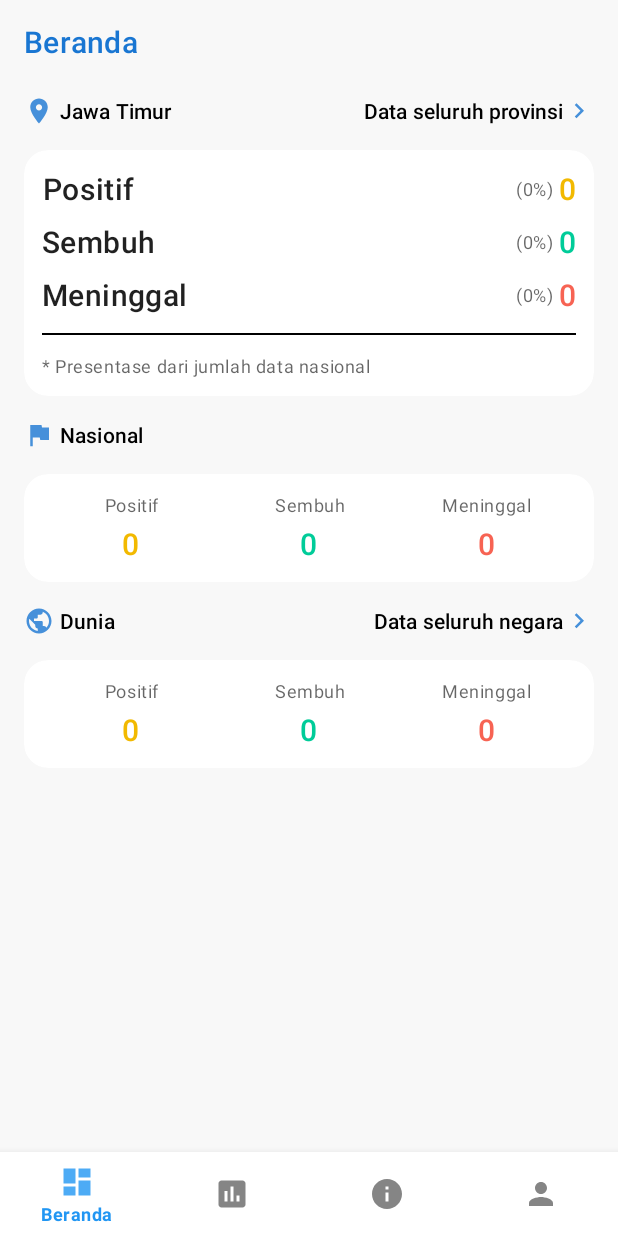
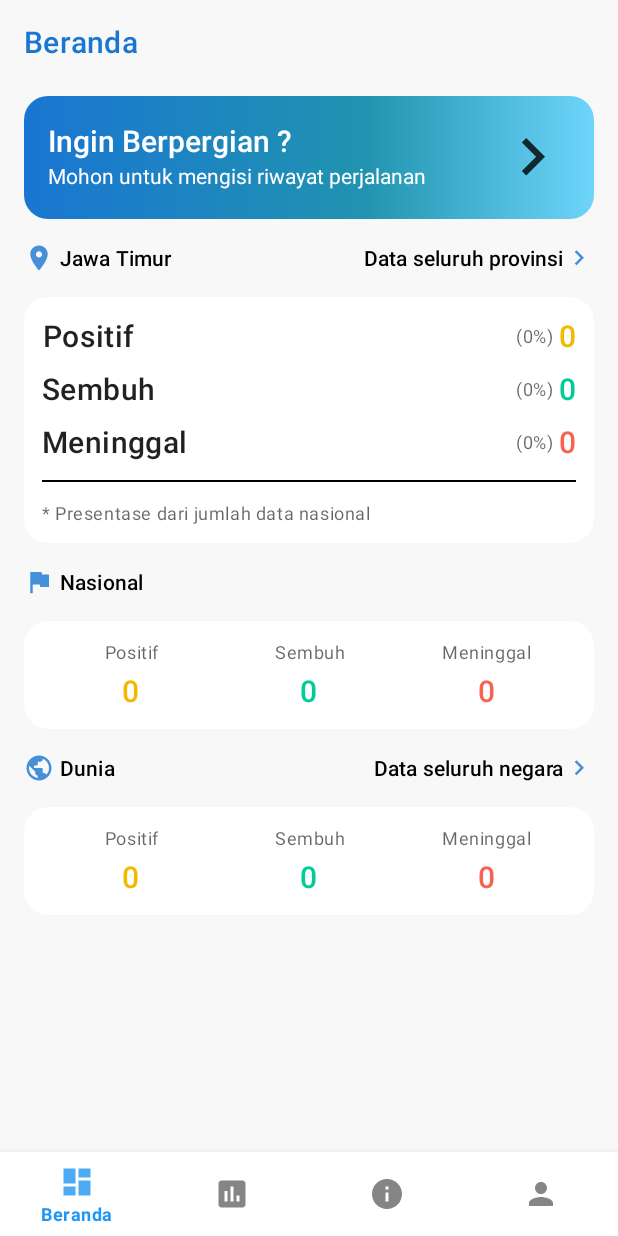
Before and after one commit to andisoer/SMK-Coding-Project_2, an Android app: the screen it shows after launch once a user with an empty profile is signed in (MainActivity), on a phone screen of 412 x 824 dp. Run offline under Robolectric (Android 15) with nearby library versions, the phone set to English and light mode, and no system bars; our stand-ins replace Firebase (no records; nobody signed in at launch, a user with empty details on screens opened directly), Room's generated code, Shimmer; libraries missing offline, so code that uses them is left out: com.facebook, com.facebook.login; 4 statements that could not run were skipped.

Commit message:
[+]add place history button @ dashboard, [#]replace textinputlayout with spinner, [#]set icon based on history category

```diff
--- a/app/src/main/java/com/soerjdev/smkcodingproject2/ui/fragment/DashboardFragment.kt
+++ b/app/src/main/java/com/soerjdev/smkcodingproject2/ui/fragment/DashboardFragment.kt
@@ -19,6 +19,7 @@ import com.soerjdev.smkcodingproject2.model.provdata.ProvData
 import com.soerjdev.smkcodingproject2.model.updatedata.UpdateData
 import com.soerjdev.smkcodingproject2.ui.AllCountryDataActivity
 import com.soerjdev.smkcodingproject2.ui.AllProvinceDataActivity
+import com.soerjdev.smkcodingproject2.ui.PlaceHistoryListActivity
 import com.soerjdev.smkcodingproject2.utils.ApiUtils
 import com.soerjdev.smkcodingproject2.viewmodel.GlobalSummaryViewModel
 import com.soerjdev.smkcodingproject2.viewmodel.IndoSummaryViewModel
@@ -80,6 +81,10 @@ class DashboardFragment : Fragment() {
 
         containerNameWorld.setOnClickListener {
             startActivity(Intent(context, AllCountryDataActivity::class.java))
+        }
+
+        containerPlaceHistoryDashboard.setOnClickListener {
+            startActivity(Intent(context, PlaceHistoryListActivity::class.java))
         }
 
         indoSummaryViewModel.indoSummaryData.observe(viewLifecycleOwner, androidx.lifecycle.Observer { indoSummary ->
@@ -250,7 +255,7 @@ class DashboardFragment : Fragment() {
                         globalRecovered = response.body()!!.recovered.value
                         globalDeath = response.body()!!.deaths.value
 
-                        globalSummaryData = GlobalSummary(response.body()!!.confirmed.value, response.body()!!.recovered.value, response.body()!!.deaths.value)
+                        globalSummaryData = GlobalSummary(response.body()!!.confirmed.value, response.body()!!.deaths.value, response.body()!!.recovered.value)
                         globalSummaryViewModel.insert(globalSummaryData)
 
                         containerDataDashboard.visibility = View.VISIBLE
--- a/app/src/main/java/com/soerjdev/smkcodingproject2/utils/ProgressDialogUtil.kt
+++ b/app/src/main/java/com/soerjdev/smkcodingproject2/utils/ProgressDialogUtil.kt
@@ -1,4 +1,3 @@
 package com.soerjdev.smkcodingproject2.utils
 
-import android.app.ProgressDialog
 import android.content.Context
--- a/app/src/main/res/drawable-anydpi/ic_action_local_grocery_store.xml
+++ b/app/src/main/res/drawable-anydpi/ic_action_local_grocery_store.xml
@@ -3,7 +3,7 @@
     android:height="24dp"
     android:viewportWidth="24"
     android:viewportHeight="24"
-    android:tint="#4560DF"
+    android:tint="#FFFFFF"
     android:alpha="0.8">
     <path
         android:fillColor="#FF000000"
--- a/app/src/main/res/drawable-anydpi/ic_action_work.xml
+++ b/app/src/main/res/drawable-anydpi/ic_action_work.xml
@@ -3,7 +3,7 @@
     android:height="24dp"
     android:viewportWidth="24"
     android:viewportHeight="24"
-    android:tint="#3185A4"
+    android:tint="#FFFFFF"
     android:alpha="0.8">
     <path
         android:fillColor="#FF000000"
--- /dev/null
+++ b/app/src/main/res/drawable/bg_gradient_blue.xml
@@ -0,0 +1,12 @@
+<?xml version="1.0" encoding="utf-8"?>
+<shape xmlns:android="http://schemas.android.com/apk/res/android"
+    android:shape="rectangle">
+
+    <gradient
+        android:startColor="@color/colorPrimaryDark"
+        android:endColor="@color/colorBlue2"
+        android:angle="360"
+        android:centerColor="@color/colorBlue"
+        android:centerX="0.6"/>
+
+</shape>
--- a/app/src/main/res/layout/fragment_dashboard.xml
+++ b/app/src/main/res/layout/fragment_dashboard.xml
@@ -50,6 +50,59 @@
             android:layout_width="match_parent"
             android:layout_height="wrap_content"
             android:orientation="vertical">
+
+            <com.google.android.material.card.MaterialCardView
+                android:id="@+id/containerPlaceHistoryDashboard"
+                android:layout_width="match_parent"
+                android:layout_height="wrap_content"
+                android:layout_marginVertical="8dp"
+                android:layout_marginHorizontal="16dp"
+                app:cardElevation="0dp"
+                app:cardCornerRadius="16dp">
+
+                <ImageView
+                    android:layout_width="match_parent"
+                    android:layout_height="match_parent"
+                    android:background="@drawable/bg_gradient_blue"
+                    android:scaleType="centerCrop"/>
+
+                <LinearLayout
+                    android:layout_width="match_parent"
+                    android:layout_height="wrap_content"
+                    android:padding="16dp"
+                    android:orientation="horizontal">
+
+                    <LinearLayout
+                        android:layout_width="0dp"
+                        android:layout_height="wrap_content"
+                        android:layout_weight="1"
+                        android:orientation="vertical">
+
+                        <TextView
+                            android:layout_width="wrap_content"
+                            android:layout_height="wrap_content"
+                            android:text="Ingin Berpergian ?"
+                            android:textColor="@android:color/white"
+                            android:textAppearance="@style/TextAppearance.AppCompat.Title"/>
+
+                        <TextView
+                            android:layout_width="wrap_content"
+                            android:layout_height="wrap_content"
+                            android:text="Mohon untuk mengisi riwayat perjalanan"
+                            android:textColor="@android:color/white"
+                            android:textAppearance="@style/TextAppearance.AppCompat.Small"/>
+
+                    </LinearLayout>
+
+                    <ImageView
+                        android:layout_width="50dp"
+                        android:layout_height="50dp"
+                        android:layout_gravity="center_vertical"
+                        android:src="@drawable/ic_action_keyboard_arrow_right_black"/>
+
+                </LinearLayout>
+
+            </com.google.android.material.card.MaterialCardView>
 
             <RelativeLayout
                 android:id="@+id/containerNameProvinces"
--- a/app/src/main/res/values/colors.xml
+++ b/app/src/main/res/values/colors.xml
@@ -10,6 +10,10 @@
     <color name="SignInTextGoogle">#757575</color>
     <color name="SignInTextFacebook">#3B5998</color>
 
+    <color name="colorBlue">#2193b0</color>
+    <color name="colorBlue2">#6dd5fa</color>
+
+
     <color name="colorDeath">#F76353</color>
     <color name="colorRecovered">#00CC99</color>
     <color name="colorConfirmed">#F2B900</color>
--- a/app/src/main/res/values/strings.xml
+++ b/app/src/main/res/values/strings.xml
@@ -112,4 +112,10 @@ Apa pun keadaannya, jika Anda mengalami demam, batuk dan kesulitan bernapas, seg
     <string name="masuk_dengan_facebook">Masuk dengan Facebook</string>
     <string name="urutkan_data">Urutkan data</string>
 
+    <string-array name="place_history_type">
+        <item>Pekerjaan</item>
+        <item>Belajar</item>
+        <item>Belanja</item>
+    </string-array>
+
 </resources>
```
Also changed, not shown: app/src/main/java/com/soerjdev/smkcodingproject2/adapter/PlaceHistoryAdapter.kt (+7 -0 lines), app/src/main/java/com/soerjdev/smkcodingproject2/ui/AddPlaceHistoryActivity.kt (+35 -6 lines), app/src/main/res/layout/activity_add_place_history.xml (+37 -16 lines), app/src/main/res/layout/layout_item_place_history.xml (+10 -4 lines), app/src/main/res/layout/layout_shimmer_dashboard.xml (+11 -0 lines), app/src/main/res/drawable-hdpi/ic_action_local_grocery_store.png, app/src/main/res/drawable-hdpi/ic_action_work.png, app/src/main/res/drawable-mdpi/ic_action_local_grocery_store.png, app/src/main/res/drawable-xhdpi/ic_action_local_grocery_store.png, app/src/main/res/drawable-xhdpi/ic_action_work.png, app/src/main/res/drawable-xxhdpi/ic_action_local_grocery_store.png, app/src/main/res/drawable-xxhdpi/ic_action_work.png.
